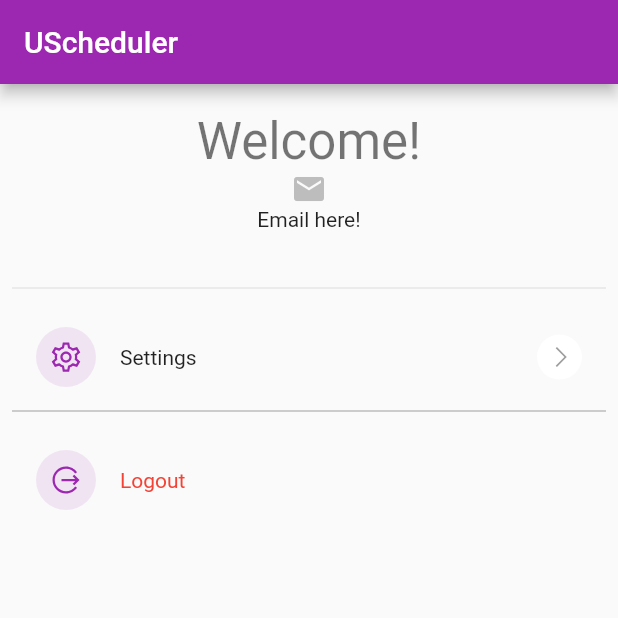
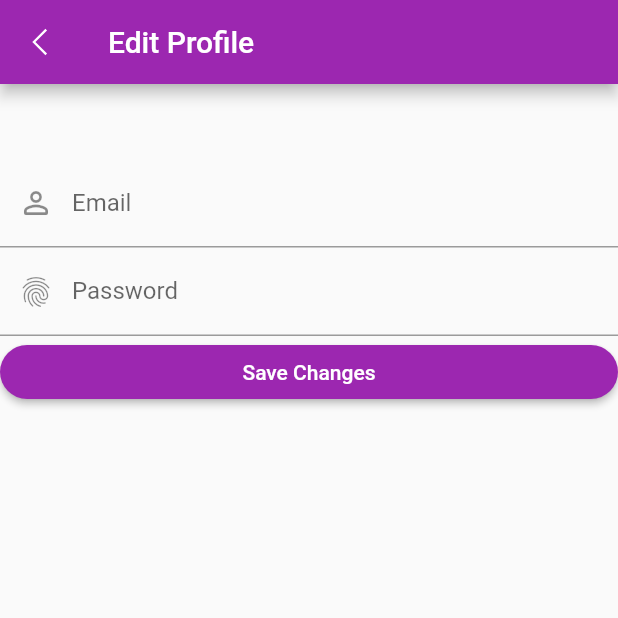
Before and after one commit to Scamule/TeamA_320Spr23, a Flutter app: the ProfileScreen screen opened directly, after a tap on "Settings", on a phone screen of 412 x 824 dp, the top half of it. Run offline on Flutter 3.47's test engine with Material 2 defaults, Android fonts, the phone set to English and light mode, and no system bars; our stand-ins replace flutter_login, get, line_awesome_flutter, syncfusion_flutter_calendar.

Commit message:
Added profile (need to be prettified)

```diff
--- a/frontend/flutter_application_1/lib/profile_page.dart
+++ b/frontend/flutter_application_1/lib/profile_page.dart
@@ -1,6 +1,8 @@
 import 'package:flutter/material.dart';
 import 'package:line_awesome_flutter/line_awesome_flutter.dart';
 import 'package:flutter_application_1/login_page.dart';
+import 'package:flutter_application_1/update_profile_page.dart';
+import 'package:get/get.dart';
 
 class ProfileScreen extends StatelessWidget{
   const ProfileScreen({super.key});
@@ -41,8 +43,14 @@ class ProfileScreen extends StatelessWidget{
               ProfileMenuWidget(
                 title: "Settings",
                 icon: LineAwesomeIcons.cog,
-                onPress:(){}),
-
+                //onPress: () => Get.to(const UpdateProfileScreen()),
+                onPress: () {
+                  Navigator.push(
+                    context,
+                    MaterialPageRoute(builder: (context) => const UpdateProfileScreen()),
+                  );
+                },
+              ),
               const Divider(color: Colors.grey),
               const SizedBox(height: 10),
 
--- /dev/null
+++ b/frontend/flutter_application_1/lib/update_profile_page.dart
@@ -0,0 +1,82 @@
+import 'package:flutter/material.dart';
+import 'package:line_awesome_flutter/line_awesome_flutter.dart';
+import 'package:flutter_application_1/profile_page.dart';
+import 'package:get/get.dart';
+
+class UpdateProfileScreen extends StatelessWidget{
+  const UpdateProfileScreen({super.key});
+
+  @override
+  Widget build(BuildContext context){
+    return Scaffold(
+      appBar: AppBar(
+        leading: IconButton(onPressed: () {Navigator.pop(context);}, icon: const Icon(LineAwesomeIcons.angle_left)),
+        //title: Text("Edit Profile", style: Theme.of(context).textTheme.headlineMedium),
+        title: const Text("Edit Profile"),
+      ),
+      body: SingleChildScrollView(
+        child: Column(
+          children: [
+            /*
+            Stack(
+              children: [
+
+                SizedBox(
+                  width: 120,
+                  height: 120,
+                  child: ClipRRect(
+                    borderRadius: BorderRadius.circular(100),
+                  ),
+                  */
+                  /*
+                  Positioned(
+                  bottom: 0,
+                  right: 0,
+                  child: Container(
+                    width: 35,
+                    height: 35,
+                    decoration: BoxDecoration(borderRadius: BorderRadius.circular(100), color: Colors.purple),
+                    child: const Icon(
+                      LineAwesomeIcons.
+                    ),
+                  ),
+
+                  ),
+              ]
+                ),
+
+              ],
+            ),*/
+            const SizedBox(height: 50),
+            Form(child: Column(
+              children: [
+                TextFormField(
+                  decoration: const InputDecoration(label: Text("Email"), prefixIcon: Icon(Icons.person_outline_rounded)),
+                ),
+                TextFormField(
+                  decoration: const InputDecoration(label: Text("Password"), prefixIcon: Icon(Icons.fingerprint)),
+                ),
+                SizedBox(
+                  width: double.infinity,
+                  child: ElevatedButton(
+                    onPressed: () { Navigator.of(context).pop(true);
+                      /*
+                      Navigator.push(
+                    context,
+                    MaterialPageRoute(builder: (context) => const UpdateProfileScreen()),
+                  );*/},
+                    style: ElevatedButton.styleFrom(
+                      backgroundColor: Colors.purple, side: BorderSide.none, shape: const StadiumBorder()),
+
+                    child: const Text("Save Changes", style: TextStyle(color: Colors.white)),
+                  ),
+                ),
+              ],
+              ),
+            ),
+          ],
+        ),
+      ),
+    );
+  }
+}
--- a/frontend/flutter_application_1/pubspec.yaml
+++ b/frontend/flutter_application_1/pubspec.yaml
@@ -35,6 +35,8 @@ dependencies:
   provider: ^6.0.5
   flutter_login: ^4.1.1
   line_awesome_flutter: ^2.0.0
+  http: ^0.13.5
+  get: ^4.6.5
 
   # The following adds the Cupertino Icons font to your application.
   # Use with the CupertinoIcons class for iOS style icons.
```
Also changed, not shown: frontend/flutter_application_1/pubspec.lock.
